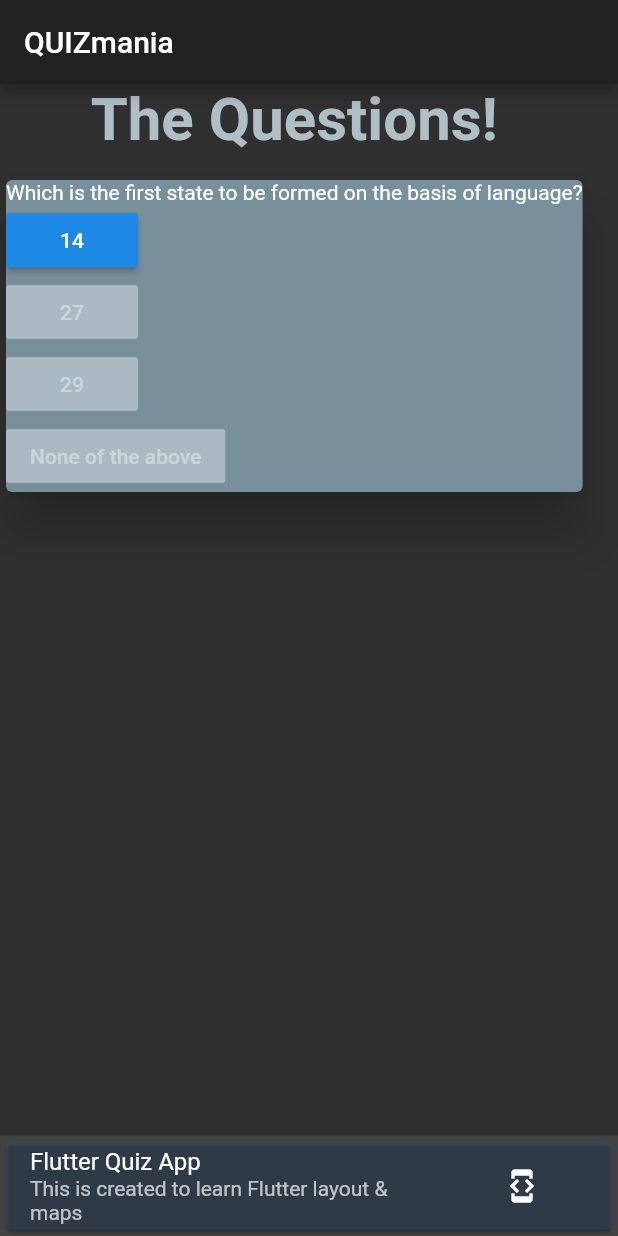
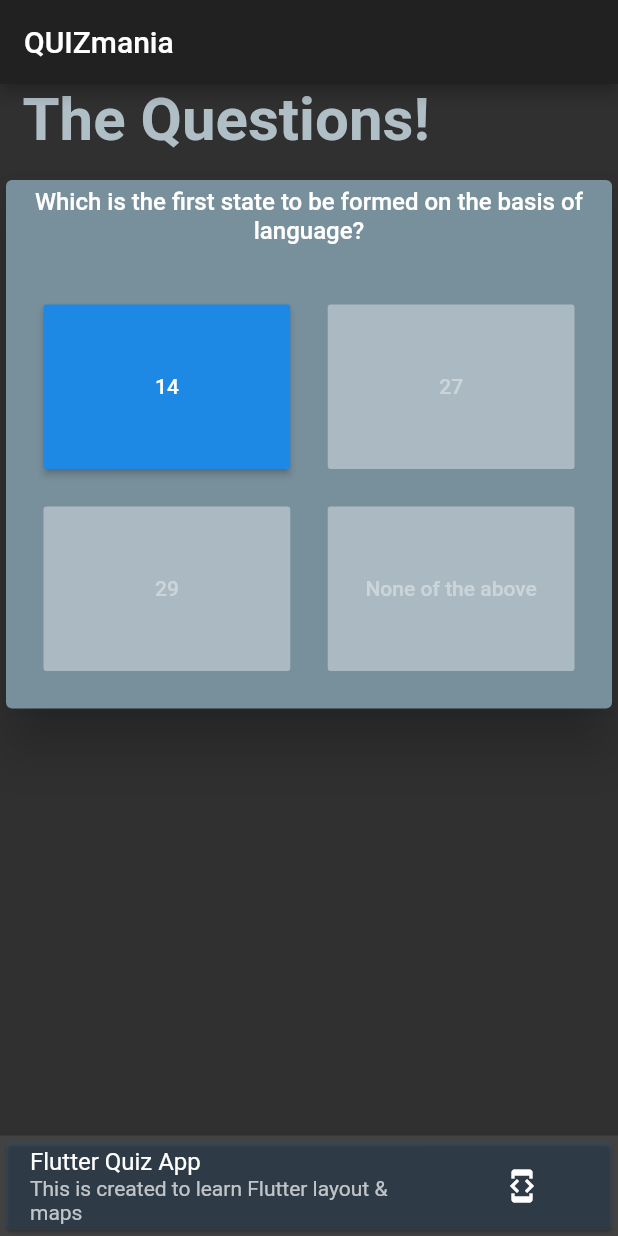
Before and after one commit to MiKr13/Flutter-Guide, a Flutter app: the screen it shows after launch, after a tap on "14", on a phone screen of 412 x 824 dp. Run offline on Flutter 3.47's test engine with Material 2 defaults, Android fonts, the phone set to English and light mode, and no system bars; our stand-ins replace vibration.

Commit message:
Question options improvements, modularization of code, GridView added

```diff
--- /dev/null
+++ b/lib/Stateless/question.dart
@@ -0,0 +1,22 @@
+import 'package:flutter/material.dart';
+
+class Question extends StatelessWidget {
+  final String
+      questionText; // final tells dart that this will never change after first initialization
+
+  Question(this.questionText);
+
+  @override
+  Widget build(BuildContext context) {
+    return Container(
+      width: double.infinity,
+      padding: EdgeInsets.fromLTRB(10, 5, 10, 5),
+      margin: EdgeInsets.fromLTRB(5, 0, 5, 10),
+      child: Text(
+        questionText,
+        style: TextStyle(fontSize: 16, fontWeight: FontWeight.w500),
+        textAlign: TextAlign.center,
+      ),
+    );
+  }
+}
--- /dev/null
+++ b/lib/Stateless/title.dart
@@ -0,0 +1,24 @@
+import 'package:flutter/material.dart';
+
+class Title extends StatelessWidget {
+
+  @override
+  Widget build(BuildContext context) {
+    return Container(
+      width: double.infinity,
+      padding: EdgeInsets.fromLTRB(10, 5, 10, 5),
+      margin: EdgeInsets.fromLTRB(5, 0, 5, 10),
+      child: RichText(
+        text: TextSpan(
+          text: 'The Questions!',
+          style: TextStyle(
+            fontSize: 40.0,
+            fontWeight: FontWeight.w600,
+            color: Colors.blueGrey[200],
+            height: 1.0,
+          ),
+        ),
+      ),
+    );
+  }
+}
--- a/lib/main.dart
+++ b/lib/main.dart
@@ -4,6 +4,9 @@ import 'package:flutter/services.dart';
 
 import 'package:url_launcher/url_launcher.dart';
 import 'package:vibration/vibration.dart';
+
+import 'package:flutter_guide/Stateless/title.dart' as title;
+import 'package:flutter_guide/Stateless/question.dart' as question;
 
 void main() => runApp(MyApp());
 
@@ -13,8 +16,8 @@ class MyApp extends StatefulWidget {
 }
 
 class _MyAppState extends State<MyApp> {
-  final List<String> questions = [
-    "What is the number of states in India",
+  final List<String> _questions = [
+    "What is the number of states in India?",
     "Which is the first state to be formed on the basis of language?",
     "Which state was divided into Maharashtra and Gujarat in 1960?",
     "Which city was the summer capital of India during British Rule?"
@@ -23,7 +26,7 @@ class _MyAppState extends State<MyApp> {
   var _index = 0;
   void _changeQuestion() {
     setState(() {
-      if (_index == questions.length - 1) {
+      if (_index == _questions.length - 1) {
         _index = 0;
       } else {
         _index++;
@@ -52,31 +55,26 @@ class _MyAppState extends State<MyApp> {
           title: Text('QUIZmania'),
         ),
         body: Column(
-          mainAxisSize: MainAxisSize.max,
-          crossAxisAlignment: CrossAxisAlignment.center,
           children: <Widget>[
+            title.Title(),
             Container(
-              padding: EdgeInsets.fromLTRB(10, 5, 10, 5),
-              margin: EdgeInsets.fromLTRB(5, 0, 5, 10),
-              child: RichText(
-                text: TextSpan(
-                  text: 'The Questions!',
-                  style: TextStyle(
-                    fontSize: 40.0,
-                    fontWeight: FontWeight.w600,
-                    color: Colors.blueGrey[200],
-                    height: 1.0,
-                  ),
-                ),
-              ),
-            ),
-            Card(
+              child: Card(
                 elevation: 15.0,
                 color: Colors.blueGrey[400],
                 child: Column(
-                crossAxisAlignment: CrossAxisAlignment.start,
+                  crossAxisAlignment: CrossAxisAlignment.center,
+                  mainAxisAlignment: MainAxisAlignment.center,
+                  mainAxisSize: MainAxisSize.max,
                   children: <Widget>[
-                  Text(questions[_index]),
+                    question.Question(_questions[_index]),
+                    GridView.count(
+                      shrinkWrap: true,
+                      crossAxisCount: 2,
+                      childAspectRatio: 1.5,
+                      mainAxisSpacing: 25.0,
+                      crossAxisSpacing: 25.0,
+                      padding: EdgeInsets.all(25),
+                      children: <Widget>[
                         RaisedButton(
                           child: Text('14'),
                           onPressed: _changeQuestion,
@@ -94,6 +92,9 @@ class _MyAppState extends State<MyApp> {
                           onPressed: null,
                         ),
                       ],
+                    ),
+                  ],
+                ),
               ),
             ),
           ],
```
Lines whose indentation alone changed are shown as unchanged.
